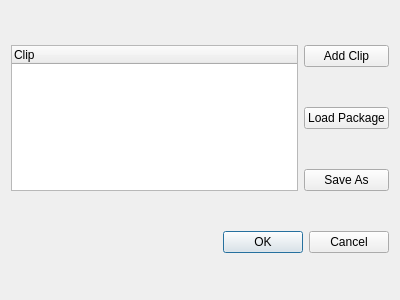
Above: ui/clippackageeditor.ui from tdauth/gustavsfairyland before the change. Below: the same form after it.
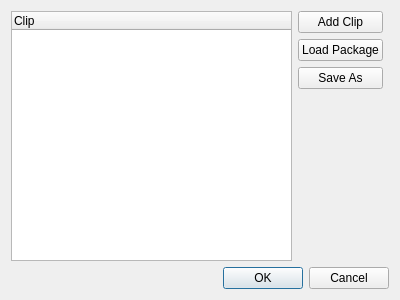
That is the form after the change.

Patch:
```diff
--- a/ui/clippackageeditor.ui
+++ b/ui/clippackageeditor.ui
@@ -14,7 +14,16 @@
    <string>Clip Package</string>
   </property>
   <layout class="QGridLayout" name="gridLayout">
-   <item row="0" column="0" rowspan="3">
+   <item row="4" column="0" colspan="2">
+    <widget class="QDialogButtonBox" name="buttonBox">
+     <property name="standardButtons">
+      <set>QDialogButtonBox::Cancel|QDialogButtonBox::Ok</set>
+     </property>
+    </widget>
+   </item>
+   <item row="0" column="0">
+    <layout class="QHBoxLayout" name="horizontalLayout">
+     <item>
     <widget class="QTreeWidget" name="treeWidget">
      <column>
       <property name="text">
@@ -23,33 +32,45 @@
      </column>
     </widget>
    </item>
-   <item row="0" column="1">
+     <item>
+      <layout class="QVBoxLayout" name="verticalLayout">
+       <item>
     <widget class="QPushButton" name="addClipPushButton">
      <property name="text">
       <string>Add Clip</string>
      </property>
     </widget>
    </item>
-   <item row="2" column="1">
-    <widget class="QPushButton" name="saveAsPushButton">
-     <property name="text">
-      <string>Save As</string>
-     </property>
-    </widget>
-   </item>
-   <item row="1" column="1">
+       <item>
     <widget class="QPushButton" name="loadPackagePushButton">
      <property name="text">
       <string>Load Package</string>
      </property>
     </widget>
    </item>
-   <item row="3" column="0" colspan="2">
-    <widget class="QDialogButtonBox" name="buttonBox">
-     <property name="standardButtons">
-      <set>QDialogButtonBox::Cancel|QDialogButtonBox::Ok</set>
-     </property>
-    </widget>
+       <item>
+        <widget class="QPushButton" name="saveAsPushButton">
+         <property name="text">
+          <string>Save As</string>
+         </property>
+        </widget>
+       </item>
+       <item>
+        <spacer name="verticalSpacer">
+         <property name="orientation">
+          <enum>Qt::Vertical</enum>
+         </property>
+         <property name="sizeHint" stdset="0">
+          <size>
+           <width>20</width>
+           <height>40</height>
+          </size>
+         </property>
+        </spacer>
+       </item>
+      </layout>
+     </item>
+    </layout>
    </item>
   </layout>
  </widget>
```
Lines whose indentation alone changed are shown as unchanged.
